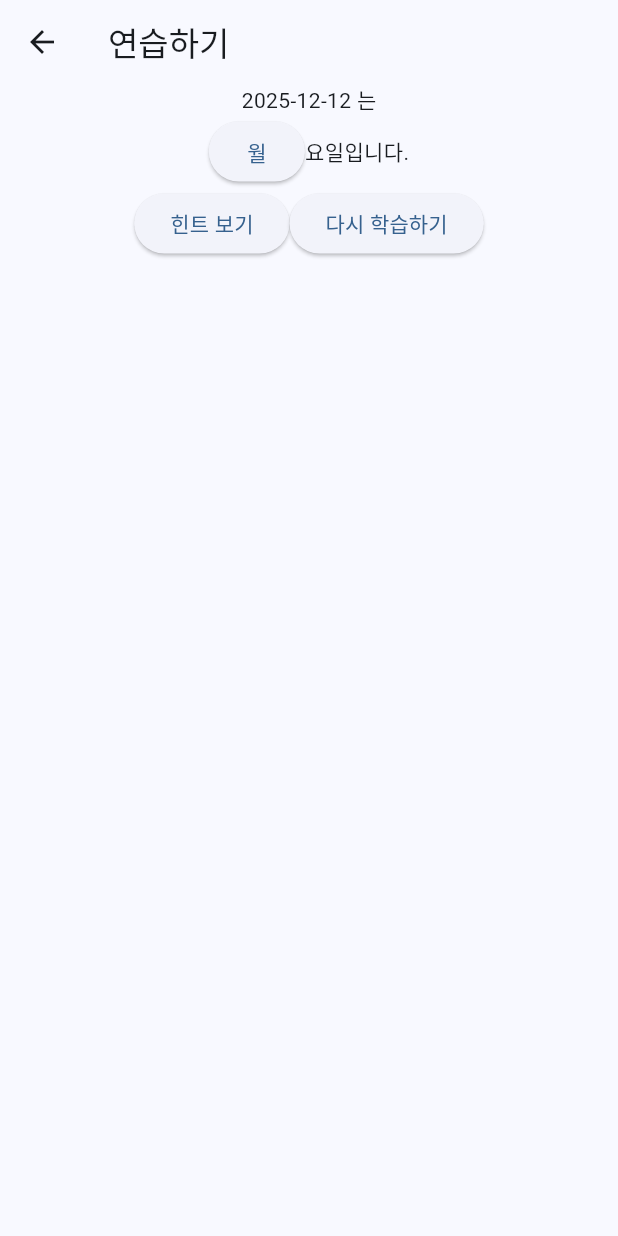
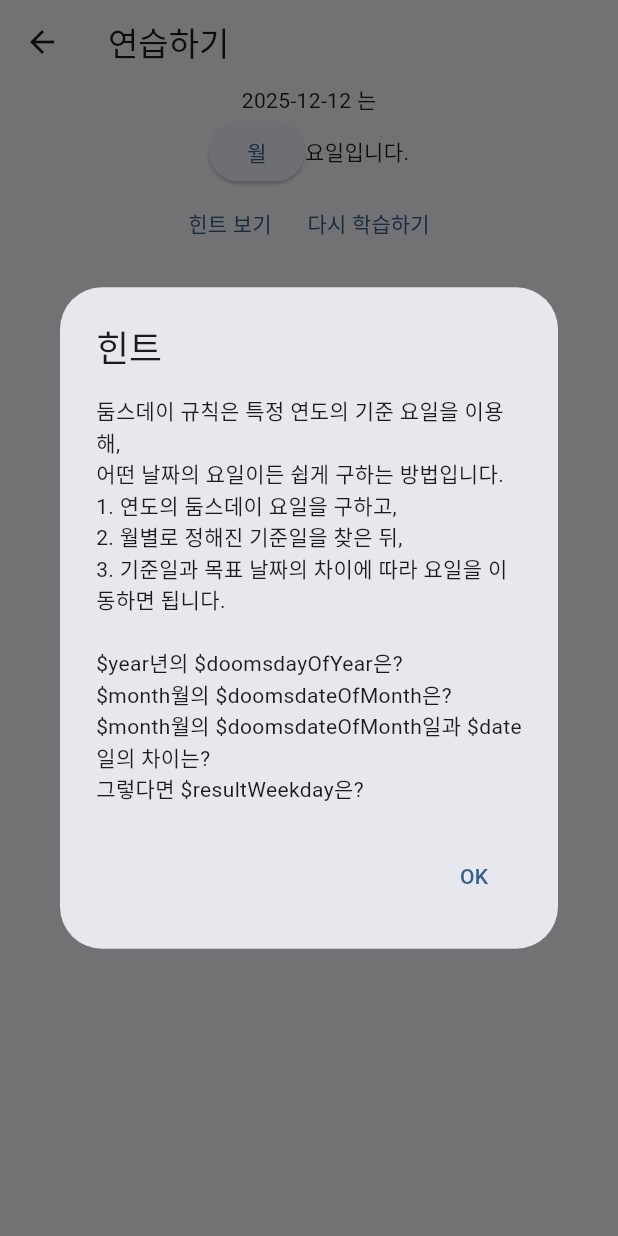
Before and after one commit to saintkim12/learn_doomsday, a Flutter app: the QuizPage screen opened directly, after a tap on "힌트 보기", on a phone screen of 412 x 824 dp. Run offline on Flutter 3.47's test engine with Material 3 defaults, Android fonts, the phone set to English and light mode, and no system bars.

Commit message:
연습하기~

```diff
--- a/lib/quiz_page.dart
+++ b/lib/quiz_page.dart
@@ -60,12 +60,58 @@ class _QuizPageState extends State<QuizPage> {
             Row(
               mainAxisAlignment: MainAxisAlignment.center,
               children: [
-                ElevatedButton(
-                  onPressed: () {},
+                TextButton(
+                  onPressed: () => showDialog<String>(
+                    context: context,
+                    builder: (BuildContext context) => AlertDialog(
+                      title: const Text('힌트'),
+                      content: Column(
+                        mainAxisSize: MainAxisSize.min,
+                        crossAxisAlignment: CrossAxisAlignment.start,
+                        children: [
+                          Text('둠스데이 규칙은 특정 연도의 기준 요일을 이용해,'),
+                          Text('어떤 날짜의 요일이든 쉽게 구하는 방법입니다.'),
+                          Text('1. 연도의 둠스데이 요일을 구하고,'),
+                          Text('2. 월별로 정해진 기준일을 찾은 뒤,'),
+                          Text('3. 기준일과 목표 날짜의 차이에 따라 요일을 이동하면 됩니다.'),
+                          // 입력 연도	year	int	예: 2025
+                          // 입력 월	month	int	예: 6
+                          // 입력 일자	date	int	예: 9
+                          // 연도의 둠스데이 요일	doomsdayOfYear	int (0~6) 또는 enum	0=일요일, …, 6=토요일
+                          // 월별 기준일(둠스데이트)	doomsdateOfMonth	int	예: 6 (6월 6일의 6)
+                          // 기준일의 요일	doomsdayOfMonth	동일	doomsdayOfYear와 동일
+                          // 날짜 차이	offsetDays	int	date - doomsdateOfMonth
+                          // 최종 요일	resultWeekday	int	(doomsdayOfYear + offsetDays) % 7
+                          Text(''),
+                          Text('\$year년의 \$doomsdayOfYear은?'),
+                          Text('\$month월의 \$doomsdateOfMonth은?'),
+                          Text('\$month월의 \$doomsdateOfMonth일과 \$date일의 차이는?'),
+                          Text('그렇다면 \$resultWeekday은?'),
+                        ],
+                      ),
+                      actions: <Widget>[
+                        // TextButton(
+                        //   onPressed: () => Navigator.pop(context, 'Cancel'),
+                        //   child: const Text('Cancel'),
+                        // ),
+                        TextButton(
+                          onPressed: () => Navigator.pop(context, 'OK'),
+                          child: const Text('OK'),
+                        ),
+                      ],
+                    ),
+                  ),
                   child: Text('힌트 보기'), // 치트시트 팝업
                 ),
-                ElevatedButton(
-                  onPressed: () {},
+                TextButton(
+                  onPressed: () {
+                    // Navigator.of(context).push(
+                    //   MaterialPageRoute(
+                    //     builder: (context) => MainPage(title: 'hi'),
+                    //     fullscreenDialog: true
+                    //   ),
+                    // );
+                  },
                   child: Text('다시 학습하기'), // 페이지 이동
                 ),
               ],
```
